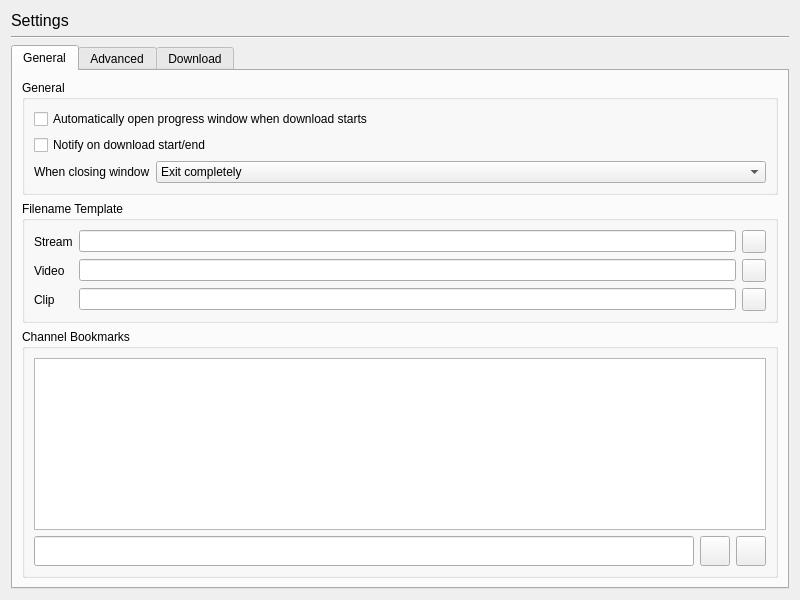
Before: the Qt Designer form resources/ui/settings.ui in MacroVoid/TwitchLink, drawn with Qt 5.
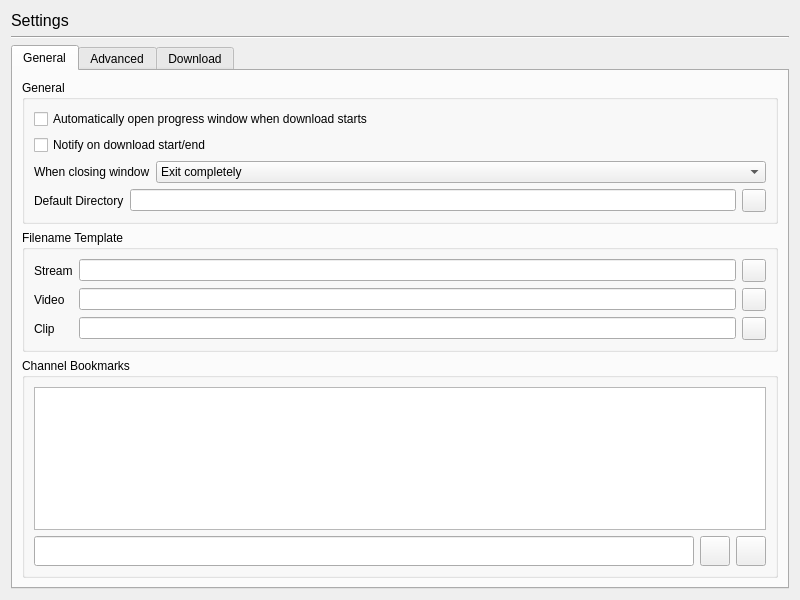
After: the same form once the commit is applied. Icons and pictures are not drawn.

Commit message: feat: Add default download directory setting and fix scheduled download quality validation

What changed in the file:
```diff
--- a/resources/ui/settings.ui
+++ b/resources/ui/settings.ui
@@ -123,6 +123,51 @@
             </layout>
            </widget>
           </item>
+          <item>
+           <widget class="QWidget" name="defaultDirectoryArea" native="true">
+            <layout class="QHBoxLayout" name="defaultDirectoryAreaLayout">
+             <property name="leftMargin">
+              <number>0</number>
+             </property>
+             <property name="topMargin">
+              <number>0</number>
+             </property>
+             <property name="rightMargin">
+              <number>0</number>
+             </property>
+             <property name="bottomMargin">
+              <number>0</number>
+             </property>
+             <item>
+              <widget class="QLabel" name="defaultDirectoryLabel">
+               <property name="sizePolicy">
+                <sizepolicy hsizetype="Fixed" vsizetype="Preferred">
+                 <horstretch>0</horstretch>
+                 <verstretch>0</verstretch>
+                </sizepolicy>
+               </property>
+               <property name="text">
+                <string>Default Directory</string>
+               </property>
+              </widget>
+             </item>
+             <item>
+              <widget class="QLineEdit" name="defaultDirectory"/>
+             </item>
+             <item>
+              <widget class="QToolButton" name="searchDefaultDirectory">
+               <property name="toolTip">
+                <string>Browse</string>
+               </property>
+               <property name="icon">
+                <iconset>
+                 <normaloff>../icons/light/folder.svg</normaloff>../icons/light/folder.svg</iconset>
+               </property>
+              </widget>
+             </item>
+            </layout>
+           </widget>
+          </item>
          </layout>
         </widget>
        </item>
```
The commit also changes 6 other files.
